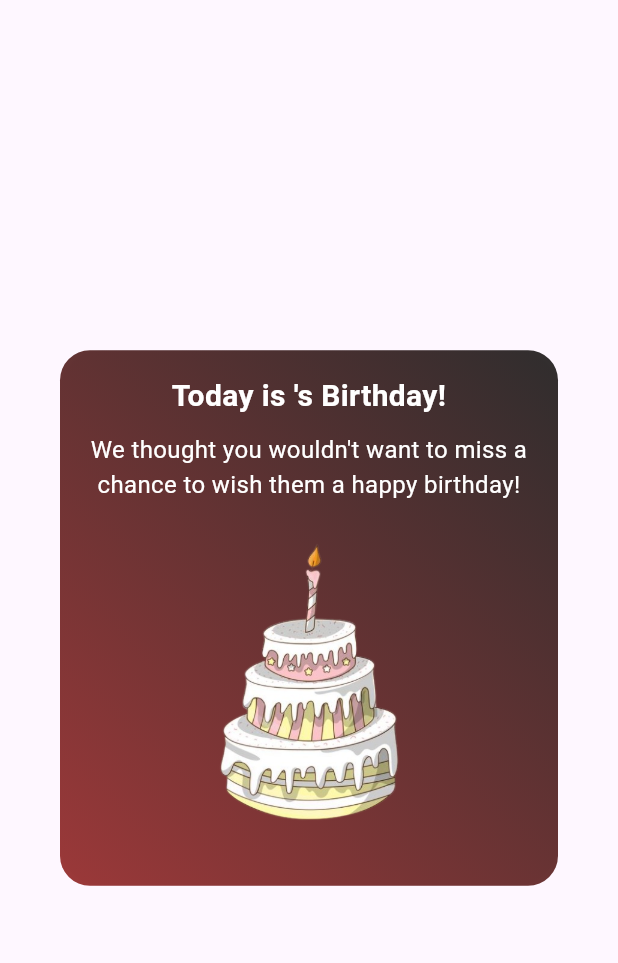
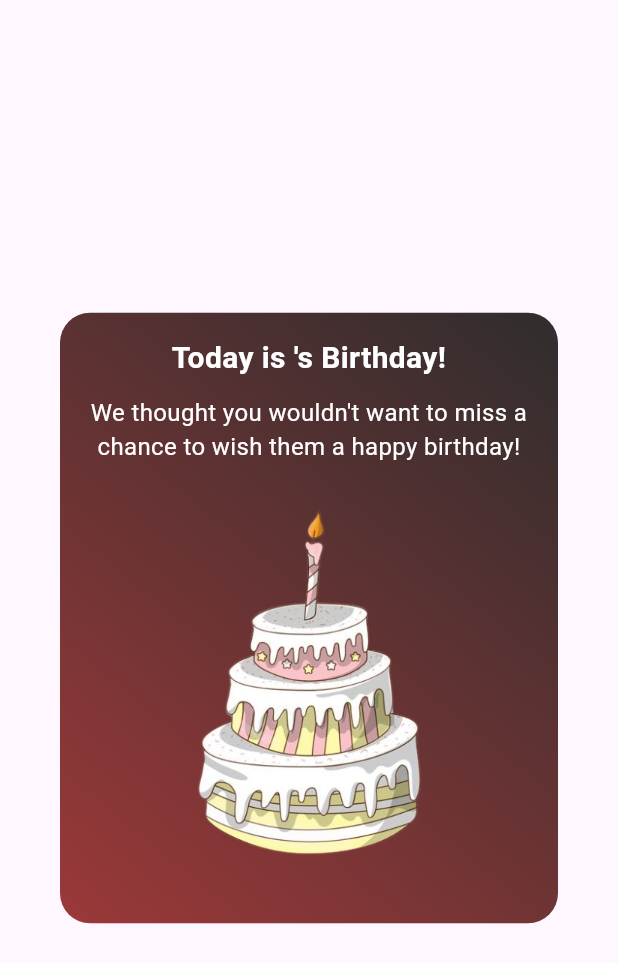
Before and after one commit to tcgmain/dev-sdm-mobile-v2, a Flutter app: the BirthdayPopup widget shown alone on an empty page, opened directly with empty values, on a phone screen of 412 x 824 dp. Shown: the top 963 px of the screen. Run offline on Flutter 3.47's test engine with Material 3 defaults, Android fonts, the light colour scheme and no system bars; our stand-ins replace confetti, device_info_plus, dropdown_search, fl_chart, flutter_map, flutter_slidable and 9 more; missing offline and left inert: clipboard, flutter_date_pickers; accounts and stored records are empty.

Commit message:
adjust the box size - vinuk

```diff
--- a/lib/widgets/birthday_popup.dart
+++ b/lib/widgets/birthday_popup.dart
@@ -93,7 +93,7 @@ class _BirthdayPopupState extends State<BirthdayPopup> {
                 const SizedBox(height: 20),
                 Image.asset(
                   'images/white_cake.png',
-                  height: 200,
+                  height: 250,
                 ),
                 const SizedBox(height: 20),
               ],
```
